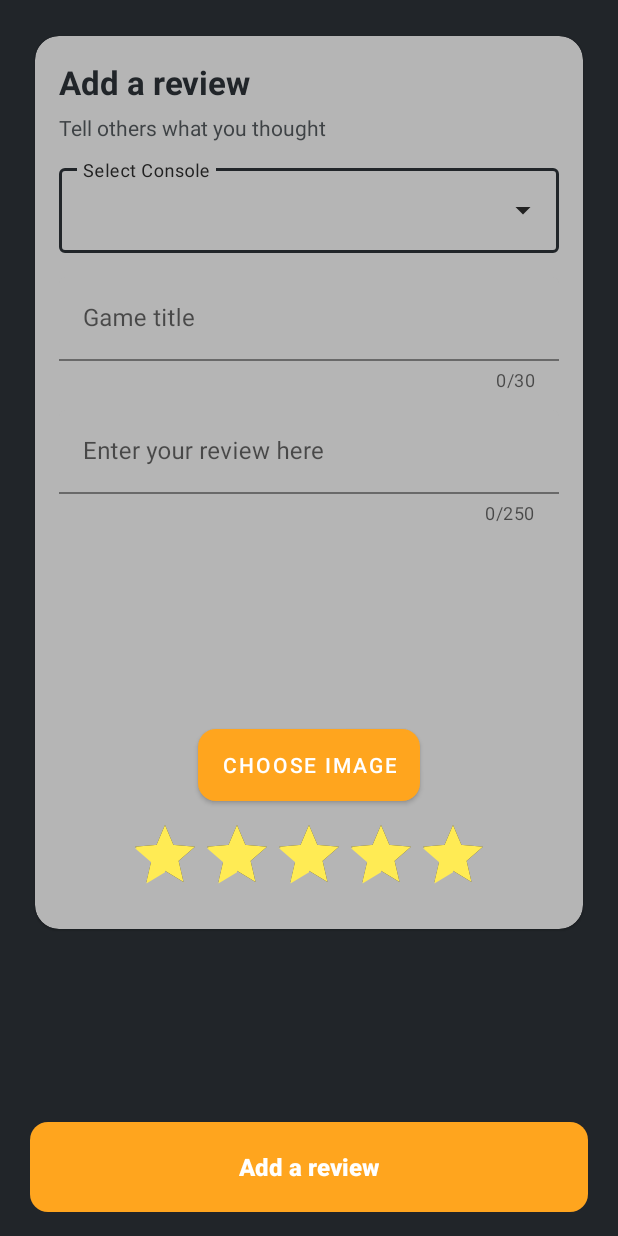
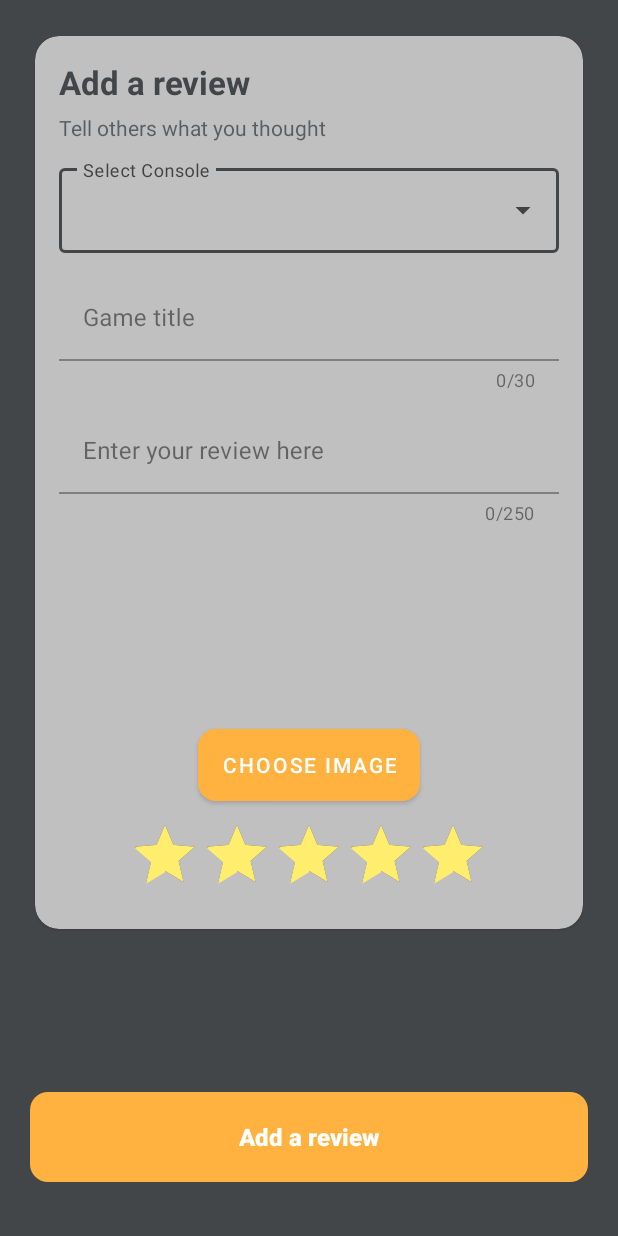
Before and after one commit to MeirBM/SlothGaming, an Android app: the layout add_review_layout.xml on its own in the app's theme, with its tools: preview values and no code run, on a phone screen of 412 x 824 dp. Run offline under Robolectric (Android 15) with nearby library versions, the phone set to English and light mode, and no system bars.

Commit message:
Update add_review_layout.xml

```diff
--- a/app/src/main/res/layout/add_review_layout.xml
+++ b/app/src/main/res/layout/add_review_layout.xml
@@ -5,6 +5,7 @@
     android:layout_width="match_parent"
     android:layout_height="match_parent"
     android:background="@color/customBlack"
+    android:alpha="0.85"
     tools:context=".Ui.AddReviewFragment">
 
     <androidx.core.widget.NestedScrollView
@@ -149,7 +150,7 @@
         android:layout_width="match_parent"
         android:layout_height="60dp"
         android:layout_marginHorizontal="20dp"
-        android:layout_marginBottom="16dp"
+        android:layout_marginBottom="36dp"
         app:layout_constraintBottom_toBottomOf="parent"
         app:layout_constraintStart_toStartOf="parent"
         app:layout_constraintEnd_toEndOf="parent" />
```
